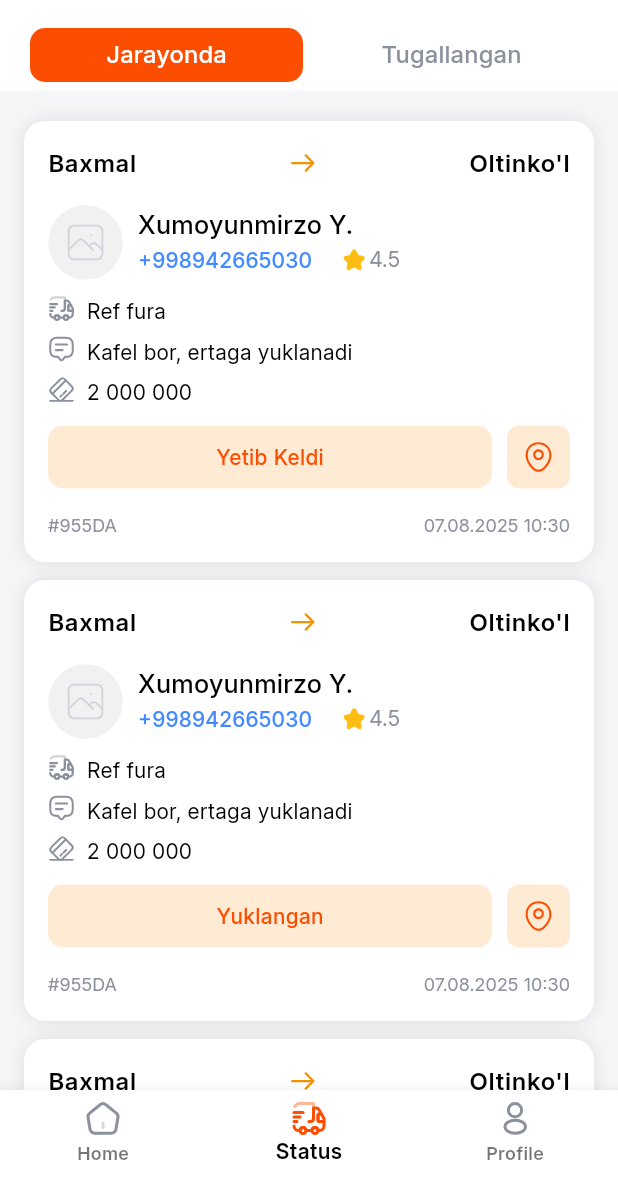
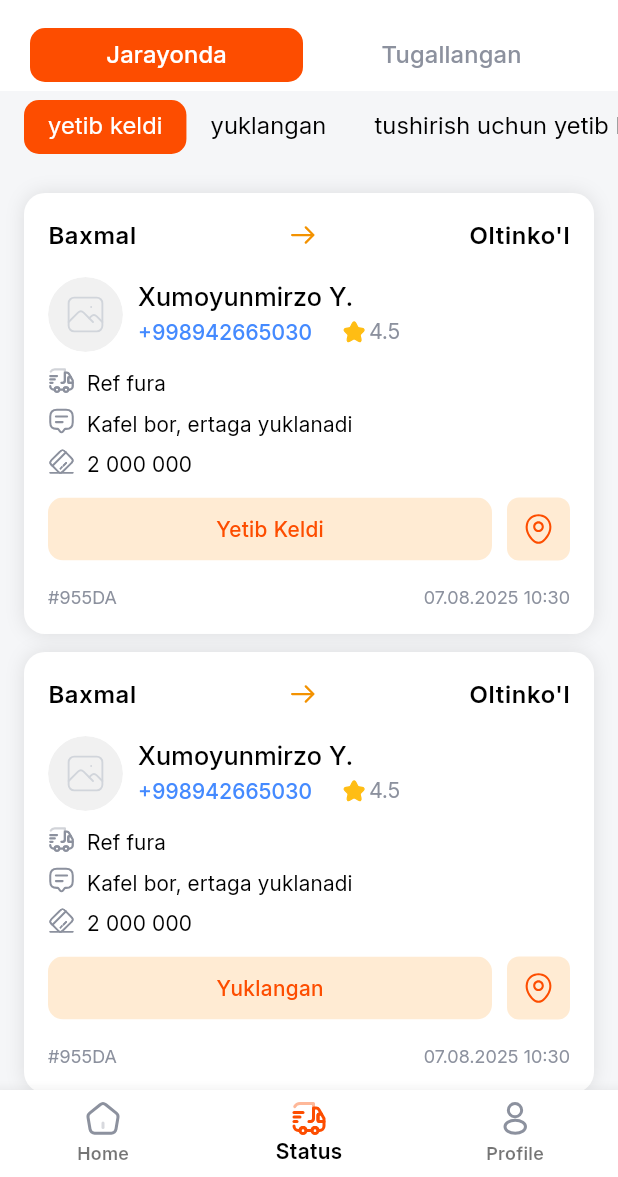
Before and after one commit to obidkhandev/lorry_dispatcher, a Flutter app: the screen it shows after launch, item 2 of the bottom bar chosen, on a phone screen of 412 x 824 dp, the part 59-1236 px from its top. Run offline on Flutter 3.47's test engine with Material 3 defaults, Android fonts, the phone set to English and light mode, and no system bars; drawn by our look-alikes of cached_network_image; our stand-ins replace animate_do, bloc, dartz, dio, dropdown_button2, equatable and 16 more; missing offline and left inert: scale_button, yandex_mapkit; network calls fail.

Commit message:
some fixed

```diff
--- a/lib/core/routes/app_pages.dart
+++ b/lib/core/routes/app_pages.dart
@@ -16,6 +16,7 @@ import 'package:lorry_dispatcher/features/payment/presentation/pages/balance/bal
 import 'package:lorry_dispatcher/features/payment/presentation/pages/monitoring/monitoring_screen.dart';
 import 'package:lorry_dispatcher/features/payment/presentation/pages/receipts/receipts_screen.dart';
 import 'package:lorry_dispatcher/features/payment/presentation/pages/transfer/transfer_screen.dart';
+import 'package:lorry_dispatcher/features/profile/presentation/pages/documents/document_screen.dart';
 import 'package:lorry_dispatcher/features/profile/presentation/pages/profile/profile_screen.dart';
 import 'package:lorry_dispatcher/features/status/presentation/pages/driver_profile/driver_profile_screen.dart';
 import 'package:lorry_dispatcher/features/status/presentation/pages/status/status_screen.dart';
@@ -45,6 +46,13 @@ class AppPages {
         path: AppRoutes.offersScreen,
         builder: (BuildContext context, GoRouterState state) {
           return const OffersScreen();
+        },
+      ),
+      GoRoute(
+        name: AppRoutes.documentScreen,
+        path: AppRoutes.documentScreen,
+        builder: (BuildContext context, GoRouterState state) {
+          return const DocumentScreen();
         },
       ),
       GoRoute(
--- a/lib/core/routes/app_routes.dart
+++ b/lib/core/routes/app_routes.dart
@@ -16,6 +16,7 @@ class AppRoutes{
   static const String home = "/";
   static const String statusScreen = "/statusScreen";
   static const String offersScreen = "/offersScreen";
+  static const String documentScreen = "/documentScreen";
 
 
   // create order
--- a/lib/core/values/app_assets.dart
+++ b/lib/core/values/app_assets.dart
@@ -10,6 +10,8 @@ class AppImages {
   static const String faceId = '$_basePath/face_id.png';
   static const String passport = '$_basePath/passport.png';
   static const String imgCancel = '$_basePath/ic_cancel.jpg';
+  static const String idCardFront = '$_basePath/idcard_fornt.png';
+  static const String idCardBack = '$_basePath/idcardback.png';
 }
 
 /// App Audios - All audio paths as static const
--- a/lib/features/payment/presentation/pages/transfer/transfer_screen.dart
+++ b/lib/features/payment/presentation/pages/transfer/transfer_screen.dart
@@ -1,6 +1,4 @@
-import 'package:flutter/material.dart';
 import 'package:lorry_dispatcher/core/routes/app_routes.dart';
-import 'package:lorry_dispatcher/core/utills/helper_widget.dart';
 import 'package:lorry_dispatcher/export.dart';
 import 'package:lorry_dispatcher/features/payment/data/models/card_model.dart';
 import 'package:lorry_dispatcher/features/payment/presentation/part/crard_bottom_sheeet.dart';
--- a/lib/features/status/presentation/pages/status/widget/order_completed_page.dart
+++ b/lib/features/status/presentation/pages/status/widget/order_completed_page.dart
@@ -24,7 +24,7 @@ class OrderCompletedPage extends StatelessWidget {
             shrinkWrap: true,
             padding: EdgeInsets.symmetric(
               horizontal: 16.w,
-            ).copyWith(bottom: customButtonPadding + 20),
+            ).copyWith(bottom: customButtonPadding),
             itemBuilder: (_, index) {
               return OrderCompletedCard();
             },
--- a/lib/features/status/presentation/pages/status/widget/status_inprogress_page.dart
+++ b/lib/features/status/presentation/pages/status/widget/status_inprogress_page.dart
@@ -1,18 +1,65 @@
 import 'package:flutter/material.dart';
 import 'package:flutter_screenutil/flutter_screenutil.dart';
 import 'package:lorry_dispatcher/core/utills/helper_widget.dart';
+import 'package:lorry_dispatcher/core/utills/widget_extantion.dart';
+import 'package:lorry_dispatcher/core/values/app_colors.dart';
+import 'package:lorry_dispatcher/core/values/app_text_sytle.dart';
+import 'package:lorry_dispatcher/features/common/widget/custom_tab_bar.dart';
 import 'package:lorry_dispatcher/features/status/presentation/pages/status/widget/status_inprogress_card.dart';
 
-class OrderInProgressPage extends StatelessWidget {
+class OrderInProgressPage extends StatefulWidget {
   const OrderInProgressPage({super.key});
 
   @override
+  State<OrderInProgressPage> createState() => _OrderInProgressPageState();
+}
+
+class _OrderInProgressPageState extends State<OrderInProgressPage>
+    with TickerProviderStateMixin {
+  late TabController tabController;
+  int selectedTabIndex = 0;
+
+  @override
+  void initState() {
+    tabController = TabController(length: 4, vsync: this);
+    super.initState();
+  }
+
+  @override
   Widget build(BuildContext context) {
-    return ListView.separated(
-      clipBehavior: Clip.none,
+    return Column(
+      children: [
+        TabBar(
+          isScrollable: true,
+          tabAlignment: TabAlignment.start,
+          dividerColor: AppColors.transparent,
+          indicatorSize: TabBarIndicatorSize.tab,
+          labelStyle: AppTextStyles().body16w4,
+          indicator: BoxDecoration(
+            color: AppColors.primaryColor,
+            borderRadius: BorderRadius.circular(10.r),
+          ),
+          overlayColor: WidgetStateProperty.all(Colors.transparent),
+          indicatorColor: AppColors.primaryColor,
+          labelColor: AppColors.white,
+          indicatorPadding: EdgeInsets.symmetric(
+            vertical: 6.h,
+          ),
+          controller: tabController,
+          padding: EdgeInsets.symmetric(horizontal: 16.w),
+          tabs: [
+            Tab(text: "yetib keldi"),
+            Tab(text: "yuklangan"),
+            Tab(text: "tushirish uchun yetib keldi"),
+            Tab(text: "tushirilgan"),
+          ],
+        ),
+        Expanded(
+          child: ListView.separated(
+            shrinkWrap: true,
             padding: EdgeInsets.symmetric(
               horizontal: 16.w,
-      ).copyWith(top: 20.h, bottom: customButtonPadding + 20),
+            ).copyWith(top: 20.h, bottom: customButtonPadding),
             itemBuilder: (_, index) {
               return OrderInprogressCard(status: index + 1);
             },
@@ -20,6 +67,9 @@ class OrderInProgressPage extends StatelessWidget {
               return 12.verticalSpace;
             },
             itemCount: 4,
+          ),
+        ),
+      ],
     );
   }
 }
```
Also changed, not shown: lib/features/profile/presentation/pages/documents/document_screen.dart (added, +22 -0 lines), lib/features/profile/presentation/pages/documents/widget/id_card_overlay.dart (added, +284 -0 lines), lib/features/profile/presentation/pages/profile/profile_screen.dart (+7 -0 lines), assets/images/idcard_fornt.png (added), assets/images/idcardback.png (added). Lines whose indentation alone changed are shown as unchanged.
